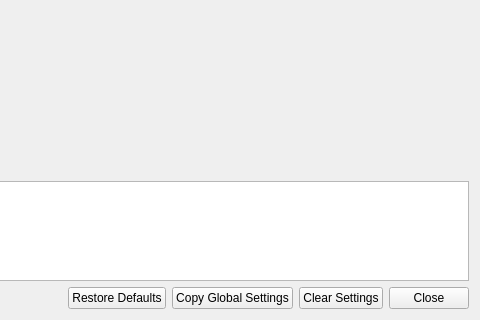
Qt form src/duckstation-qt/settingswindow.ui (kofxi3584karlayang/duckstation) before a commit; both pictures show x 305 to 785 and y 335 to 655 of the 785 by 655 pixel window.
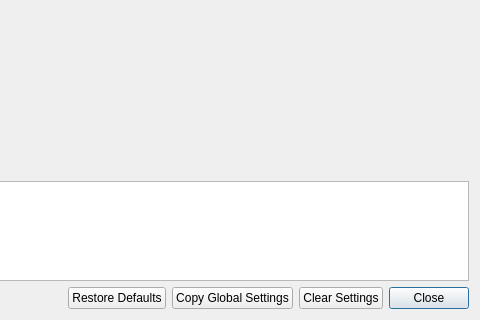
The same form after that commit. Icons and pictures are not drawn.

Commit message: Qt: Set default button in settings and ISO browser (#3475)

What changed in the file:
```diff
--- a/src/duckstation-qt/settingswindow.ui
+++ b/src/duckstation-qt/settingswindow.ui
@@ -113,6 +113,9 @@
        <property name="text">
         <string>Close</string>
        </property>
+       <property name="default">
+        <bool>true</bool>
+       </property>
       </widget>
      </item>
     </layout>
```
Left out of the diff: 2 changed lines with no effect on the pictures. The commit also changes 4 other files.
